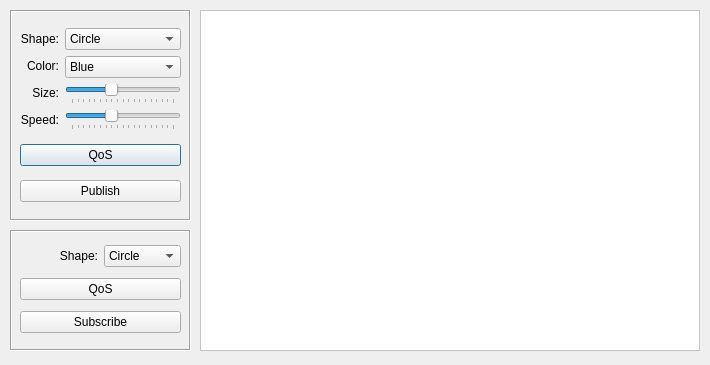
First picture: the form in demo/ishapes/iShapesForm.ui, repository nevion/simd-cxx-old, before the edit.
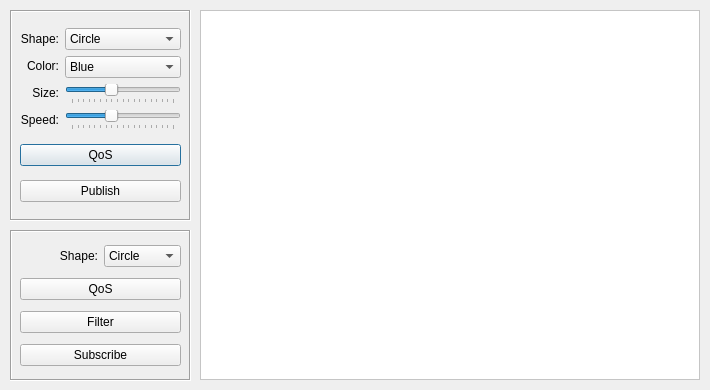
Second picture: the form after the edit.

Patch:
```diff
--- a/demo/ishapes/iShapesForm.ui
+++ b/demo/ishapes/iShapesForm.ui
@@ -8,16 +8,24 @@
   <property name="enabled">
    <bool>true</bool>
   </property>
+  <property name="geometry">
+   <rect>
+    <x>0</x>
+    <y>0</y>
+    <width>710</width>
+    <height>390</height>
+   </rect>
+  </property>
   <property name="minimumSize">
    <size>
     <width>710</width>
-    <height>365</height>
+    <height>390</height>
    </size>
   </property>
   <property name="maximumSize">
    <size>
     <width>710</width>
-    <height>365</height>
+    <height>390</height>
    </size>
   </property>
   <property name="focusPolicy">
@@ -260,7 +268,7 @@
      <x>10</x>
      <y>230</y>
      <width>181</width>
-     <height>121</height>
+     <height>151</height>
     </rect>
    </property>
    <property name="frameShape">
@@ -275,7 +283,7 @@
       <x>10</x>
       <y>10</y>
       <width>161</width>
-      <height>99</height>
+      <height>131</height>
      </rect>
     </property>
     <layout class="QVBoxLayout" name="verticalLayout_4">
@@ -319,6 +327,13 @@
        </property>
       </widget>
      </item>
+     <item>
+      <widget class="QPushButton" name="filterButton">
+       <property name="text">
+        <string>Filter</string>
+       </property>
+      </widget>
+     </item>
      <item>
       <widget class="QPushButton" name="createReaderButton">
        <property name="text">
@@ -335,7 +350,7 @@
      <x>200</x>
      <y>10</y>
      <width>500</width>
-     <height>341</height>
+     <height>370</height>
     </rect>
    </property>
    <property name="sizePolicy">
@@ -347,13 +362,13 @@
    <property name="minimumSize">
     <size>
      <width>500</width>
-     <height>341</height>
+     <height>370</height>
     </size>
    </property>
    <property name="maximumSize">
     <size>
      <width>500</width>
-     <height>341</height>
+     <height>370</height>
     </size>
    </property>
    <property name="palette">
```
